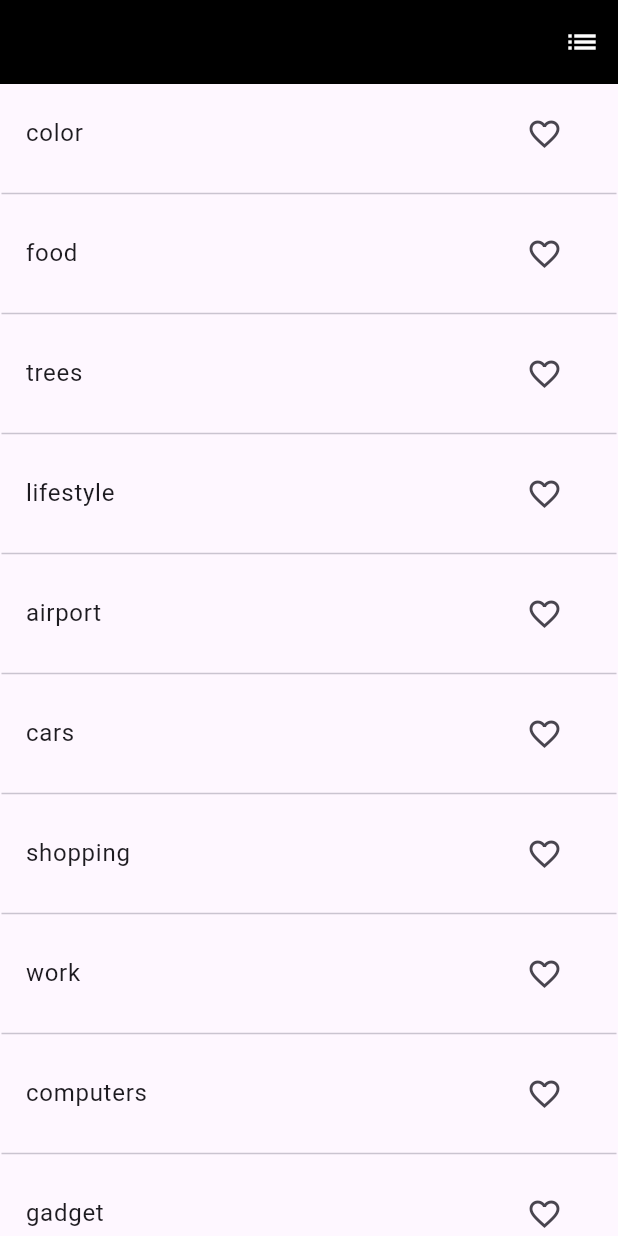
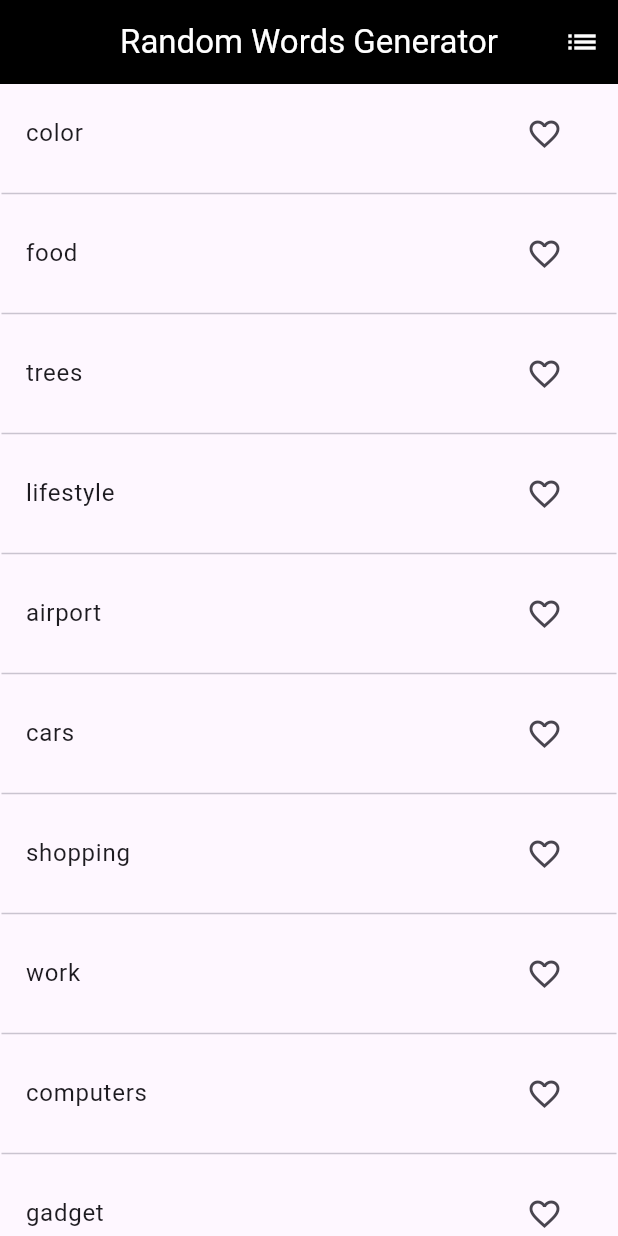
Before and after one commit to nidhidsharma08121988/flutter_wordPairApp, a Flutter app: the screen it shows after launch, on a phone screen of 412 x 824 dp. Run offline on Flutter 3.47's test engine with Material 3 defaults, Android fonts, the phone set to English and light mode, and no system bars.

Commit message:
Update title of app

```diff
--- a/lib/main.dart
+++ b/lib/main.dart
@@ -27,6 +27,8 @@ class MyApp extends StatelessWidget {
         ),
         home: Scaffold(
             appBar: AppBar(
+                centerTitle: true,
+                title: const Text('Random Words Generator'),
                 actions: <Widget>[
                   IconButton(
                     icon: const Icon(Icons.list),
```
